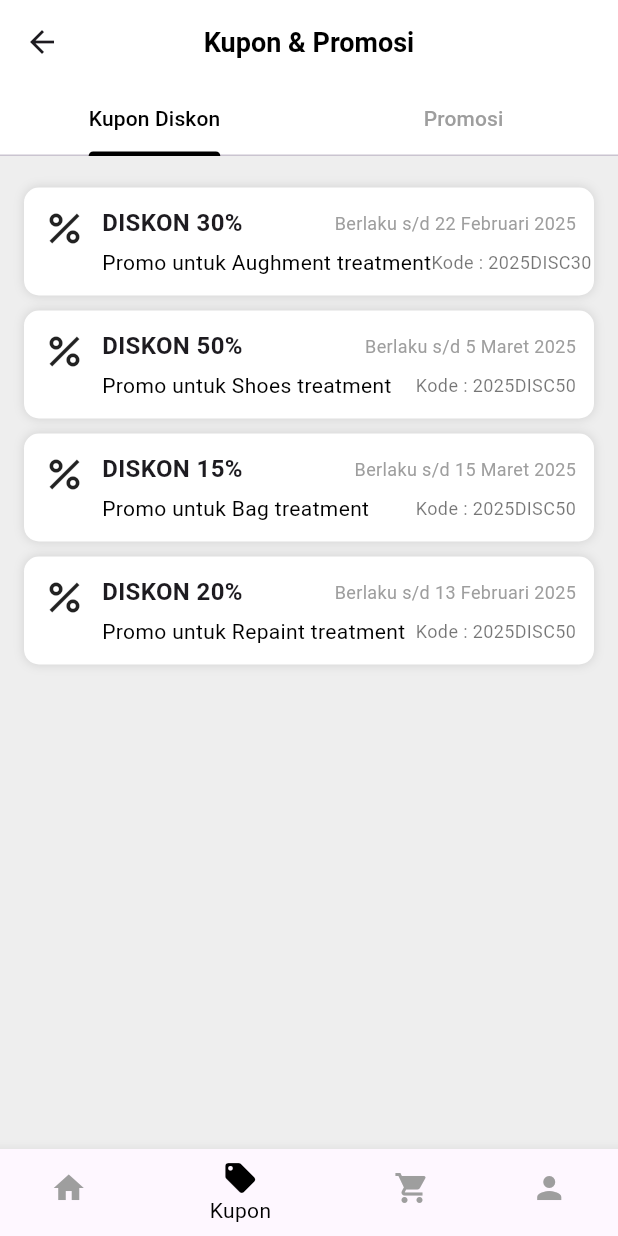
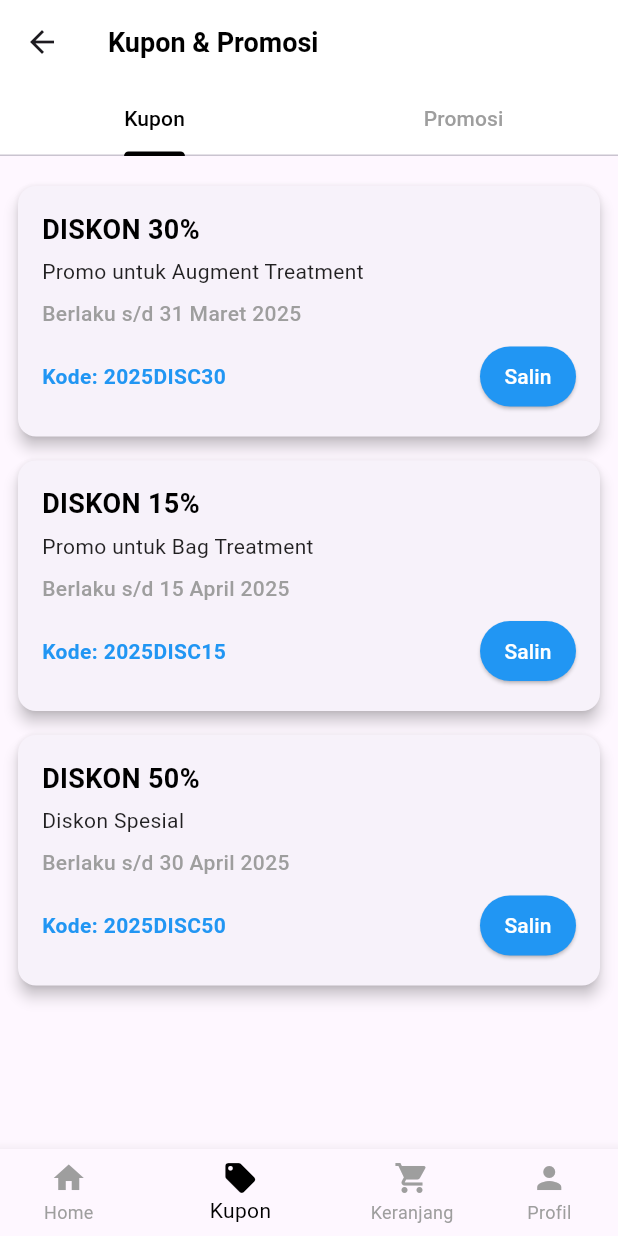
Before and after one commit to SaptaAjiSadewo/mobiletest, a Flutter app: the KuponDiskonPage screen opened directly, on a phone screen of 412 x 824 dp. Run offline on Flutter 3.47's test engine with Material 3 defaults, Android fonts, the phone set to English and light mode, and no system bars; missing offline and left inert: flutter_project_test.

Commit message:
Update kupondiskon_page.dart

```diff
--- a/lib/kupondiskon_page.dart
+++ b/lib/kupondiskon_page.dart
@@ -1,6 +1,8 @@
 import 'package:flutter/material.dart';
-import 'home_page.dart';
+import 'package:flutter_project_test/home_page.dart';
 import 'promosi_page.dart';
+import 'profile_page.dart'; // Tambahkan import untuk halaman profil
+import 'pesanan_page.dart';
 
 class KuponDiskonPage extends StatefulWidget {
   @override
@@ -10,7 +12,6 @@ class KuponDiskonPage extends StatefulWidget {
 class _KuponDiskonPageState extends State<KuponDiskonPage>
     with SingleTickerProviderStateMixin {
   late TabController _tabController;
-  int _selectedIndex = 1; // Index 'Kupon' di BottomNavigationBar
 
   @override
   void initState() {
@@ -26,67 +27,56 @@ class _KuponDiskonPageState extends State<KuponDiskonPage>
 
   void _onItemTapped(int index) {
     if (index == 0) {
+      // Kembali ke Home tanpa duplikasi
       Navigator.pushReplacement(
           context, MaterialPageRoute(builder: (context) => HomePage(name: "")));
+    } else if (index == 1) {
+      // Tetap di halaman ini (Kupon Diskon)
     } else if (index == 2) {
-      // Nanti ganti dengan halaman Keranjang
-      print("Navigasi ke Keranjang");
-    } else if (index == 3) {
-      // Nanti ganti dengan halaman Profil
-      print("Navigasi ke Profil");
+      // ✅ Pindah ke halaman Keranjang (PesananPage)
+      Navigator.push(
+          context, MaterialPageRoute(builder: (context) => BuatPesananPage()));
     }
   }
 
   @override
   Widget build(BuildContext context) {
     return Scaffold(
-      backgroundColor: Colors.grey[200],
       appBar: AppBar(
         backgroundColor: Colors.white,
         elevation: 0,
         title: Text(
           'Kupon & Promosi',
           style: TextStyle(
-              fontSize: 18, fontWeight: FontWeight.bold, color: Colors.black),
+            fontSize: 18,
+            fontWeight: FontWeight.bold,
+            color: Colors.black,
           ),
-        centerTitle: true,
+        ),
         bottom: TabBar(
           controller: _tabController,
+          indicatorColor: Colors.black,
           labelColor: Colors.black,
           unselectedLabelColor: Colors.grey,
-          indicatorColor: Colors.black,
           tabs: [
-            Tab(text: "Kupon Diskon"),
+            Tab(text: "Kupon"),
             Tab(text: "Promosi"),
-          ],
-          onTap: (index) {
-            if (index == 1) {
-              Navigator.pushReplacement(context,
-                  MaterialPageRoute(builder: (context) => PromosiPage()));
-            }
-          },
-        ),
-      ),
-      body: Padding(
-        padding: EdgeInsets.all(16.0),
-        child: ListView(
-          children: [
-            _buildVoucher("DISKON 30%", "Promo untuk Aughment treatment",
-                "22 Februari 2025", "2025DISC30"),
-            _buildVoucher("DISKON 50%", "Promo untuk Shoes treatment",
-                "5 Maret 2025", "2025DISC50"),
-            _buildVoucher("DISKON 15%", "Promo untuk Bag treatment",
-                "15 Maret 2025", "2025DISC50"),
-            _buildVoucher("DISKON 20%", "Promo untuk Repaint treatment",
-                "13 Februari 2025", "2025DISC50"),
           ],
         ),
       ),
+      body: TabBarView(
+        controller: _tabController,
+        children: [
+          _buildKuponTab(),
+          PromosiPage(),
+        ],
+      ),
       bottomNavigationBar: BottomNavigationBar(
-        currentIndex: _selectedIndex,
+        currentIndex: 1,
+        onTap: _onItemTapped,
         selectedItemColor: Colors.black,
         unselectedItemColor: Colors.grey,
-        onTap: _onItemTapped,
+        showUnselectedLabels: true,
         items: [
           BottomNavigationBarItem(icon: Icon(Icons.home), label: "Home"),
           BottomNavigationBarItem(
@@ -99,50 +89,73 @@ class _KuponDiskonPageState extends State<KuponDiskonPage>
     );
   }
 
+  Widget _buildKuponTab() {
+    return ListView(
+      padding: EdgeInsets.all(12),
+      children: [
+        _buildVoucher("DISKON 30%", "Promo untuk Augment Treatment",
+            "31 Maret 2025", "2025DISC30"),
+        _buildVoucher("DISKON 15%", "Promo untuk Bag Treatment",
+            "15 April 2025", "2025DISC15"),
+        _buildVoucher(
+            "DISKON 50%", "Diskon Spesial", "30 April 2025", "2025DISC50"),
+      ],
+    );
+  }
+
   Widget _buildVoucher(
       String title, String description, String date, String code) {
-    return Container(
-      margin: EdgeInsets.symmetric(vertical: 5),
-      padding: EdgeInsets.all(12),
-      decoration: BoxDecoration(
-        color: Colors.white,
-        borderRadius: BorderRadius.circular(10),
-        boxShadow: [BoxShadow(color: Colors.black12, blurRadius: 5)],
-      ),
-      child: Row(
-        crossAxisAlignment: CrossAxisAlignment.start,
-        children: [
-          Icon(Icons.percent, size: 30),
-          SizedBox(width: 10),
-          Expanded(
+    return Card(
+      margin: EdgeInsets.symmetric(vertical: 8),
+      elevation: 4,
+      shape: RoundedRectangleBorder(borderRadius: BorderRadius.circular(12)),
+      child: Padding(
+        padding: EdgeInsets.all(16),
         child: Column(
           crossAxisAlignment: CrossAxisAlignment.start,
           children: [
+            Text(title,
+                style: TextStyle(
+                    fontSize: 18,
+                    fontWeight: FontWeight.bold,
+                    color: Colors.black)),
+            SizedBox(height: 5),
+            Text(description,
+                style: TextStyle(fontSize: 14, color: Colors.black87)),
+            SizedBox(height: 8),
+            Text("Berlaku s/d $date",
+                style: TextStyle(
+                    fontSize: 14,
+                    fontWeight: FontWeight.w500,
+                    color: Colors.grey)),
+            SizedBox(height: 8),
             Row(
               mainAxisAlignment: MainAxisAlignment.spaceBetween,
               children: [
-                    Text(title,
+                Text("Kode: $code",
                     style: TextStyle(
-                            fontSize: 16, fontWeight: FontWeight.bold)),
-                    Text("Berlaku s/d $date",
-                        style: TextStyle(fontSize: 12, color: Colors.grey)),
-                  ],
+                        fontSize: 14,
+                        fontWeight: FontWeight.bold,
+                        color: Colors.blue)),
+                ElevatedButton(
+                  onPressed: () {
+                    // Fitur salin kode voucher
+                    ScaffoldMessenger.of(context).showSnackBar(
+                      SnackBar(content: Text("Kode $code disalin")),
+                    );
+                  },
+                  style: ElevatedButton.styleFrom(
+                    backgroundColor: Colors.blue,
+                    foregroundColor: Colors.white,
+                    padding: EdgeInsets.symmetric(horizontal: 12, vertical: 8),
                   ),
-                SizedBox(height: 5),
-                Row(
-                  mainAxisAlignment: MainAxisAlignment.spaceBetween,
-                  children: [
-                    Text(description,
-                        style: TextStyle(fontSize: 14, color: Colors.black)),
-                    Text("Kode : $code",
-                        style: TextStyle(fontSize: 12, color: Colors.black54)),
+                  child: Text("Salin"),
+                ),
               ],
             ),
           ],
         ),
       ),
-        ],
-      ),
     );
   }
 }
```
Lines whose indentation alone changed are shown as unchanged.
